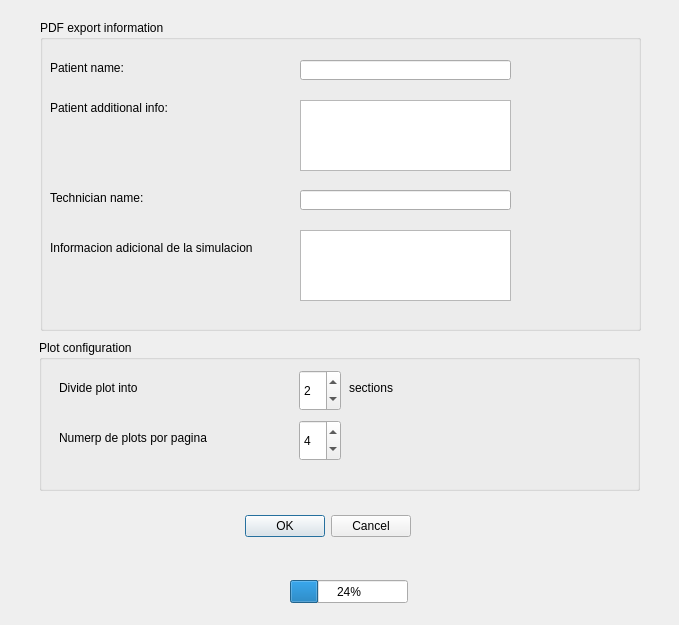
Old version of the form prueba.ui in the repository gastonashby/Servoglu.
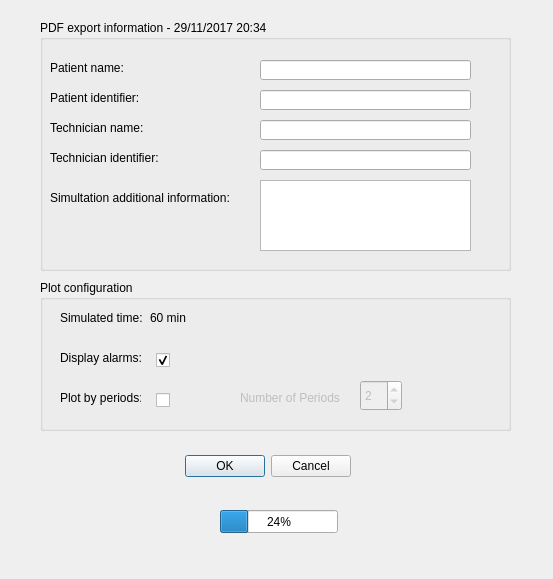
New version of the form.

What changed in the file:
```diff
--- a/prueba.ui
+++ b/prueba.ui
@@ -6,8 +6,8 @@
    <rect>
     <x>0</x>
     <y>0</y>
-    <width>679</width>
-    <height>625</height>
+    <width>553</width>
+    <height>579</height>
    </rect>
   </property>
   <property name="windowTitle">
@@ -19,8 +19,8 @@
   <widget class="QDialogButtonBox" name="buttonBox">
    <property name="geometry">
     <rect>
-     <x>70</x>
-     <y>510</y>
+     <x>10</x>
+     <y>450</y>
      <width>341</width>
      <height>32</height>
     </rect>
@@ -37,12 +37,12 @@
     <rect>
      <x>40</x>
      <y>20</y>
-     <width>601</width>
-     <height>311</height>
+     <width>471</width>
+     <height>251</height>
     </rect>
    </property>
    <property name="title">
-    <string>PDF export information</string>
+    <string>PDF export information - 29/11/2017 20:34</string>
    </property>
    <widget class="QLabel" name="label_7">
     <property name="geometry">
@@ -60,7 +60,7 @@
    <widget class="QLineEdit" name="subjectNameInput">
     <property name="geometry">
      <rect>
-      <x>260</x>
+      <x>220</x>
       <y>40</y>
       <width>211</width>
       <height>20</height>
@@ -71,34 +71,34 @@
     <property name="geometry">
      <rect>
       <x>10</x>
-      <y>80</y>
+      <y>70</y>
       <width>241</width>
       <height>16</height>
      </rect>
     </property>
     <property name="text">
-     <string>Patient additional info:</string>
+     <string>Patient identifier:</string>
     </property>
    </widget>
    <widget class="QLabel" name="label_4">
     <property name="geometry">
      <rect>
       <x>10</x>
-      <y>220</y>
+      <y>170</y>
       <width>241</width>
       <height>16</height>
      </rect>
     </property>
     <property name="text">
-     <string>Informacion adicional de la simulacion</string>
+     <string>Simultation additional information:</string>
     </property>
    </widget>
    <widget class="QLabel" name="label_12">
     <property name="geometry">
      <rect>
       <x>10</x>
-      <y>170</y>
-      <width>171</width>
+      <y>100</y>
+      <width>241</width>
       <height>16</height>
      </rect>
     </property>
@@ -109,8 +109,8 @@
    <widget class="QLineEdit" name="technicianInput">
     <property name="geometry">
      <rect>
-      <x>260</x>
-      <y>170</y>
+      <x>220</x>
+      <y>100</y>
       <width>211</width>
       <height>20</height>
      </rect>
@@ -119,20 +119,43 @@
    <widget class="QTextEdit" name="recordingAdditionalInfoInput">
     <property name="geometry">
      <rect>
-      <x>260</x>
-      <y>210</y>
+      <x>220</x>
+      <y>160</y>
       <width>211</width>
       <height>71</height>
      </rect>
     </property>
    </widget>
-   <widget class="QTextEdit" name="patientAdditionalInfoInput">
+   <widget class="QLineEdit" name="patientIdentifier">
     <property name="geometry">
      <rect>
-      <x>260</x>
-      <y>80</y>
+      <x>220</x>
+      <y>70</y>
       <width>211</width>
-      <height>71</height>
+      <height>20</height>
+     </rect>
+    </property>
+   </widget>
+   <widget class="QLabel" name="label_13">
+    <property name="geometry">
+     <rect>
+      <x>10</x>
+      <y>130</y>
+      <width>241</width>
+      <height>16</height>
+     </rect>
+    </property>
+    <property name="text">
+     <string>Technician identifier:</string>
+    </property>
+   </widget>
+   <widget class="QLineEdit" name="technicianIdentifier">
+    <property name="geometry">
+     <rect>
+      <x>220</x>
+      <y>130</y>
+      <width>211</width>
+      <height>20</height>
      </rect>
     </property>
    </widget>
@@ -140,48 +163,44 @@
   <widget class="QGroupBox" name="groupBox_2">
    <property name="geometry">
     <rect>
-     <x>39</x>
-     <y>340</y>
-     <width>601</width>
+     <x>40</x>
+     <y>280</y>
+     <width>471</width>
      <height>151</height>
     </rect>
    </property>
    <property name="title">
     <string>Plot configuration</string>
    </property>
-   <widget class="QLabel" name="label_6">
-    <property name="geometry">
-     <rect>
-      <x>310</x>
-      <y>40</y>
-      <width>131</width>
-      <height>16</height>
-     </rect>
-    </property>
-    <property name="text">
-     <string>sections</string>
-    </property>
-   </widget>
    <widget class="QLabel" name="label_5">
+    <property name="enabled">
+     <bool>false</bool>
+    </property>
     <property name="geometry">
      <rect>
-      <x>20</x>
-      <y>40</y>
-      <width>131</width>
+      <x>200</x>
+      <y>110</y>
+      <width>111</width>
       <height>16</height>
      </rect>
     </property>
+    <property name="layoutDirection">
+     <enum>Qt::LeftToRight</enum>
+    </property>
     <property name="text">
-     <string>Divide plot into</string>
+     <string>Number of Periods</string>
     </property>
    </widget>
-   <widget class="QSpinBox" name="spinBox">
+   <widget class="QSpinBox" name="plotWidth">
+    <property name="enabled">
+     <bool>false</bool>
+    </property>
     <property name="geometry">
      <rect>
-      <x>260</x>
-      <y>30</y>
+      <x>320</x>
+      <y>100</y>
       <width>42</width>
-      <height>41</height>
+      <height>31</height>
      </rect>
     </property>
     <property name="correctionMode">
@@ -197,47 +216,102 @@
      <number>2</number>
     </property>
    </widget>
-   <widget class="QSpinBox" name="spinBox_2">
+   <widget class="QCheckBox" name="plotByPeriods">
     <property name="geometry">
      <rect>
-      <x>260</x>
-      <y>80</y>
-      <width>42</width>
-      <height>41</height>
+      <x>110</x>
+      <y>110</y>
+      <width>20</width>
+      <height>20</height>
      </rect>
     </property>
-    <property name="correctionMode">
-     <enum>QAbstractSpinBox::CorrectToPreviousValue</enum>
+    <property name="layoutDirection">
+     <enum>Qt::RightToLeft</enum>
     </property>
-    <property name="minimum">
-     <number>1</number>
+    <property name="text">
+     <string/>
     </property>
-    <property name="maximum">
-     <number>10</number>
+    <property name="checked">
+     <bool>false</bool>
     </property>
-    <property name="value">
-     <number>4</number>
+   </widget>
+   <widget class="QLabel" name="label_11">
+    <property name="geometry">
+     <rect>
+      <x>20</x>
+      <y>110</y>
+      <width>81</width>
+      <height>16</height>
+     </rect>
+    </property>
+    <property name="text">
+     <string>Plot by periods:</string>
+    </property>
+   </widget>
+   <widget class="QCheckBox" name="displayAlarm">
+    <property name="geometry">
+     <rect>
+      <x>110</x>
+      <y>70</y>
+      <width>20</width>
+      <height>20</height>
+     </rect>
+    </property>
+    <property name="layoutDirection">
+     <enum>Qt::RightToLeft</enum>
+    </property>
+    <property name="text">
+     <string/>
+    </property>
+    <property name="checked">
+     <bool>true</bool>
     </property>
    </widget>
    <widget class="QLabel" name="label_10">
     <property name="geometry">
      <rect>
       <x>20</x>
-      <y>90</y>
-      <width>221</width>
+      <y>70</y>
+      <width>81</width>
       <height>16</height>
      </rect>
     </property>
     <property name="text">
-     <string>Numerp de plots por pagina</string>
+     <string>Display alarms:</string>
+    </property>
+   </widget>
+   <widget class="QLabel" name="label_14">
+    <property name="geometry">
+     <rect>
+      <x>20</x>
+      <y>30</y>
+      <width>231</width>
+      <height>16</height>
+     </rect>
+    </property>
+    <property name="text">
+     <string>Simulated time:</string>
+    </property>
+   </widget>
+   <widget class="QLabel" name="label_15">
+    <property name="geometry">
+     <rect>
+      <x>110</x>
+      <y>30</y>
+      <width>81</width>
+      <height>16</height>
+     </rect>
+    </property>
+    <property name="text">
+     <string>60 min</string>
     </property>
    </widget>
   </widget>
   <widget class="QProgressBar" name="progressBar">
    <property name="geometry">
     <rect>
-     <x>290</x>
-     <y>580</y>
+     <x>220</x>
+     <y>510</y>
      <width>118</width>
      <height>23</height>
     </rect>
```
Left out of the diff: 6 changed lines with no effect on the pictures.
